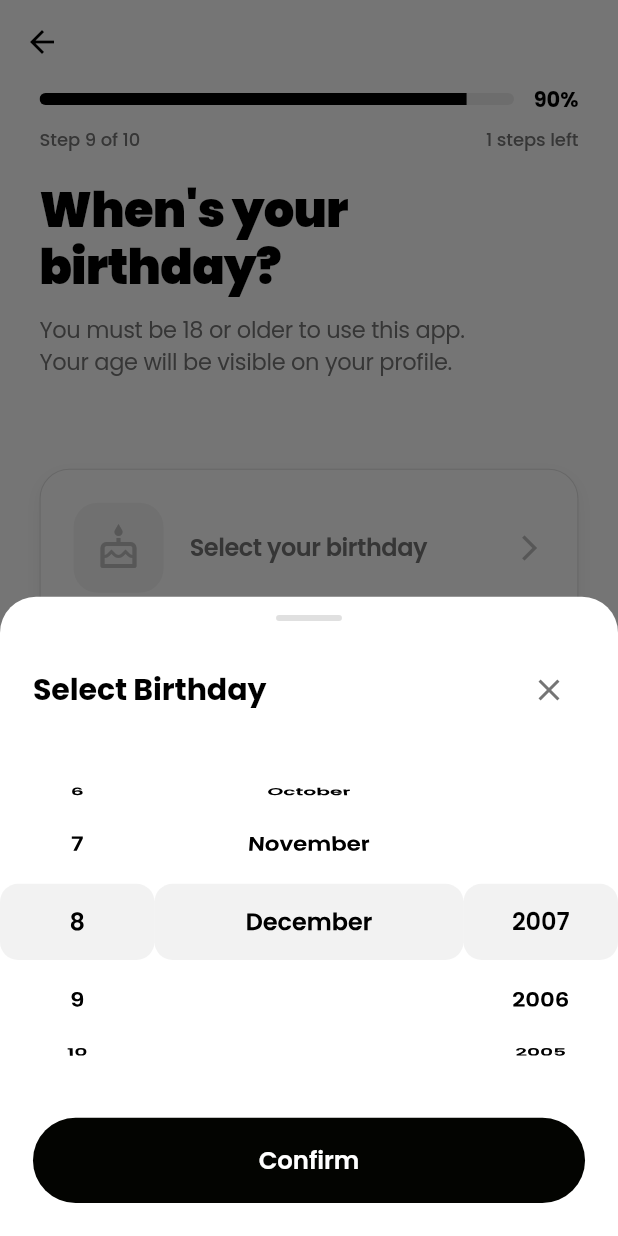
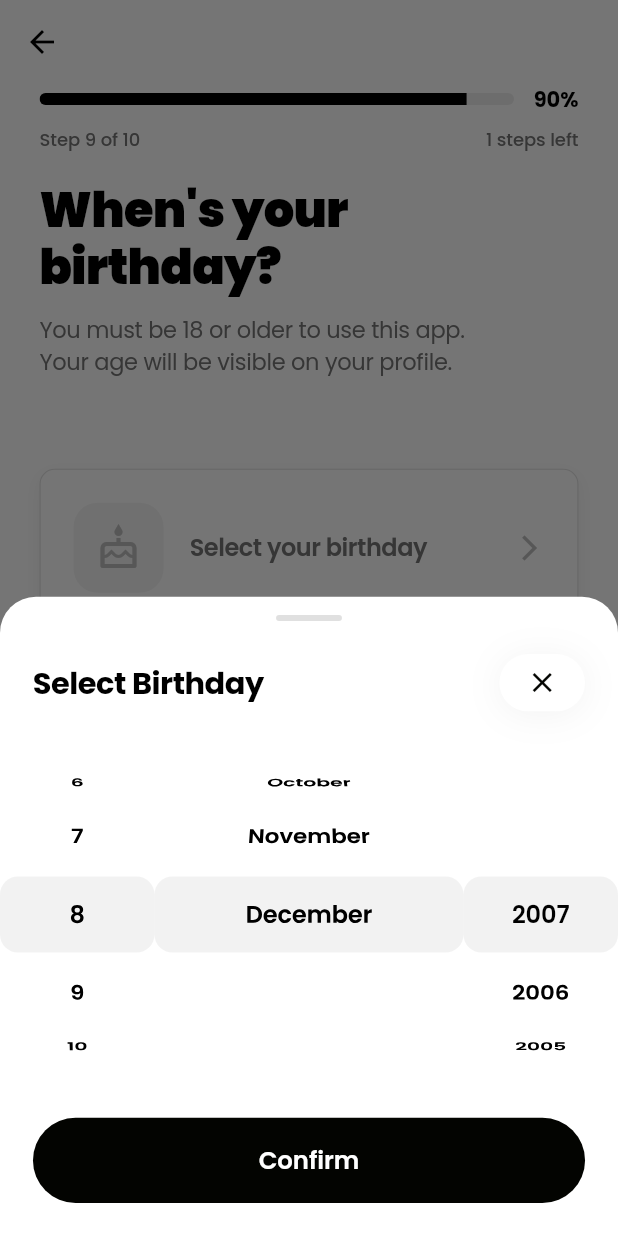
Before and after one commit to alumbwe1/datadateApp, a Flutter app: the OnboardingDobPage screen opened by its route, after a tap on "Select your birthday", on a phone screen of 412 x 824 dp. Run offline on Flutter 3.47's test engine with Material 3 defaults, Android fonts, the phone set to English and light mode, and no system bars; our stand-ins replace cached_network_image, dartz, dio, equatable, firebase_core, firebase_messaging and 19 more; accounts and stored records are empty; network calls fail.

Commit message:
feat(ui): Extract close icon to reusable widget and improve component consistency
- Create new CloseIcon reusable widget in core/widgets for consistent close button styling
- Replace inline close icon implementations in filter_bottom_sheet with CloseIcon component
- Update onboarding_dob_page to use CloseIcon widget and improve date picker styling
- Add responsive border radius using ScreenUtil in date picker container
- Enhance date picker title with letter spacing and responsive font sizing
- Add bottom padding to custom date picker for safe area consideration
- Improve university selection empty state with conditional messaging and retry button
- Reduce code duplication across multiple pages by centralizing close icon component
- Maintain consistent shadow and styling across all close icon implementations

```diff
--- /dev/null
+++ b/lib/core/widgets/close_icon.dart
@@ -0,0 +1,30 @@
+import 'package:datadate/core/constants/kolors.dart';
+import 'package:flutter/material.dart';
+import 'package:flutter_screenutil/flutter_screenutil.dart';
+
+class CloseIcon extends StatelessWidget {
+  const CloseIcon({super.key});
+
+  @override
+  Widget build(BuildContext context) {
+    return GestureDetector(
+      onTap: () => Navigator.pop(context),
+      child: Container(
+        padding: EdgeInsets.symmetric(horizontal: 16.w, vertical: 8.h),
+        decoration: BoxDecoration(
+          color: Colors.white,
+          borderRadius: BorderRadius.circular(22.r),
+
+          boxShadow: [
+            BoxShadow(
+              color: Colors.black.withOpacity(0.05),
+              blurRadius: 20,
+              offset: const Offset(0, 2), // subtle iOS shadow
+            ),
+          ],
+        ),
+        child: Icon(Icons.close, size: 20.w, color: Kolors.jetBlack),
+      ),
+    );
+  }
+}
--- a/lib/features/onboarding/presentation/pages/profile/onboarding_dob_page.dart
+++ b/lib/features/onboarding/presentation/pages/profile/onboarding_dob_page.dart
@@ -1,3 +1,4 @@
+import 'package:datadate/core/widgets/close_icon.dart';
 import 'package:flutter/material.dart';
 import 'package:flutter/services.dart';
 import 'package:flutter_riverpod/flutter_riverpod.dart';
@@ -164,7 +165,7 @@ class _OnboardingDobPageState extends ConsumerState<OnboardingDobPage> {
                   padding: EdgeInsets.all(20.w),
                   decoration: BoxDecoration(
                     color: Colors.white,
-                    borderRadius: BorderRadius.circular(20),
+                    borderRadius: BorderRadius.circular(10.r),
                     border: Border.all(
                       color: _selectedDate != null
                           ? Colors.black
@@ -426,12 +427,13 @@ class _CustomDatePickerBottomSheetState
               children: [
                 Text(
                   'Select Birthday',
-                  style: appStyle(20, Colors.black, FontWeight.w700),
+                  style: appStyle(
+                    20.sp,
+                    Colors.black,
+                    FontWeight.w700,
+                  ).copyWith(letterSpacing: -0.3),
                 ),
-                IconButton(
-                  onPressed: () => Navigator.pop(context),
-                  icon: Icon(Icons.close, color: Colors.grey[600]),
-                ),
+                CloseIcon(),
               ],
             ),
           ),
@@ -517,6 +519,7 @@ class _CustomDatePickerBottomSheetState
               },
             ),
           ),
+          SizedBox(height: MediaQuery.of(context).padding.bottom),
         ],
       ),
     );
```
Also changed, not shown: lib/features/encounters/presentation/widgets/filter_bottom_sheet.dart (+2 -26 lines), lib/features/universities/presentation/pages/university_selection_page.dart (+50 -1 lines).
